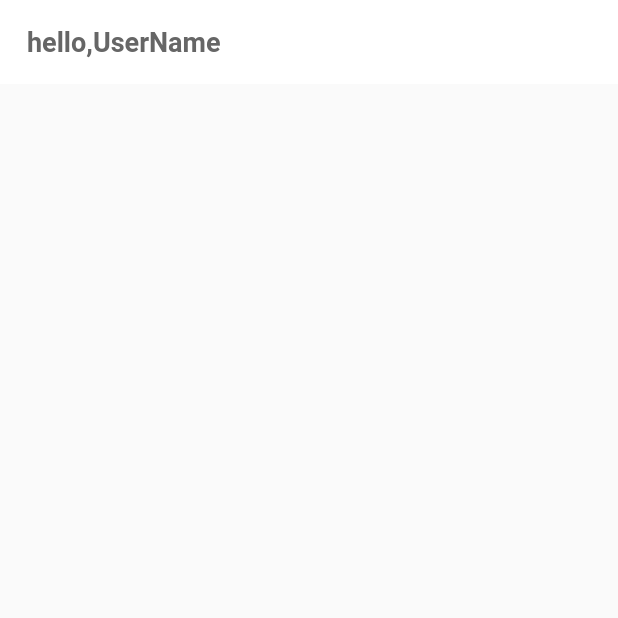
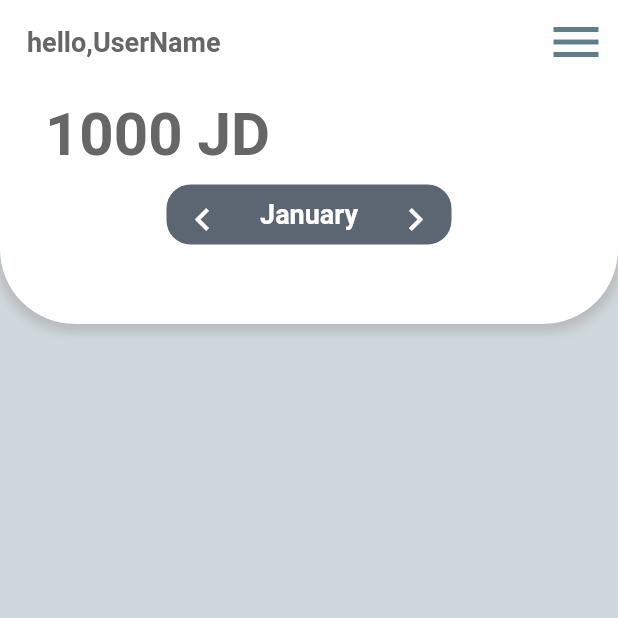
Before and after one commit to abdullah-taqiaddin/MyBudgeteer, a Flutter app: the BudgetPage screen opened directly, on a phone screen of 412 x 824 dp, the top half of it. Run offline on Flutter 3.47's test engine with Material 2 defaults, Android fonts, the phone set to English and light mode, and no system bars; our stand-ins replace firebase_auth, firebase_core, google_fonts, google_sign_in; accounts and stored records are empty.

Commit message:
Updated Budget page

```diff
--- a/lib/pages/budget_page.dart
+++ b/lib/pages/budget_page.dart
@@ -1,4 +1,5 @@
 import 'package:flutter/material.dart';
+import 'package:testapp/component/right_drawer.dart';
 
 class BudgetPage extends StatefulWidget {
   const BudgetPage({Key? key}) : super(key: key);
@@ -7,11 +8,29 @@ class BudgetPage extends StatefulWidget {
   State<BudgetPage> createState() => _BudgetPageState();
 }
 
+List<String> months = [
+  'January',
+  'February',
+  'March',
+  'April',
+  'May',
+  'June',
+  'July',
+  'August',
+  'September',
+  'October',
+  'November',
+  'December'
+];
+
+int selectedMonthIndex=0;
+
 class _BudgetPageState extends State<BudgetPage> {
   @override
   Widget build(BuildContext context) {
     return SafeArea(
       child: Scaffold(
+        backgroundColor: Colors.blueGrey[100],
       appBar: AppBar(
       automaticallyImplyLeading: false,
       iconTheme: IconThemeData(color: Colors.blueGrey, size: 40),
@@ -29,10 +48,107 @@ class _BudgetPageState extends State<BudgetPage> {
       ),
     ),
 
+        //to add drawer on the right use (endDrawer)
+        endDrawer: RightDrawer(),
+
+
+        //Container
+          body: Column(children: [
+            Container(
+              width: 500,
+              height: 160,
+              decoration: BoxDecoration(
+                color: Colors.white,
+                borderRadius: BorderRadius.only(
+                  bottomLeft: Radius.circular(50),
+                  bottomRight: Radius.circular(50),
+                ),
+                boxShadow: [
+                  BoxShadow(
+                    color: Colors.grey.withOpacity(0.5),
+                    spreadRadius: 2,
+                    blurRadius: 5,
+                    offset: Offset(0, 3), // changes position of shadow
+                  ),
+                ],
+              ),
+              child: Column(
+                children: [
+                  Padding(
+                    padding: const EdgeInsets.symmetric(
+                        horizontal: 20, vertical: 10),
+                    child: Row(
+                      children: [
+                        Text(
+                          " 1000 JD ",
+                          style: TextStyle(
+                              color: Color.fromRGBO(102, 102, 102, 1),
+
+                              fontSize: 40,
+                              fontWeight: FontWeight.bold),
+                        ),
+                      ],
+                    ),
+                  ),
+                  Center(
+                    child: Container(
+                      height: 40,
+                      width: 190,
+                      decoration: BoxDecoration(
+                          borderRadius: BorderRadius.circular(16),
+                          color: Color.fromRGBO(92, 102, 114, 1)),
+
+                      child:
+                      Row(
+                        mainAxisAlignment: MainAxisAlignment.spaceBetween,
+                        children: [
+                          IconButton(
+                            onPressed: () {
+                              setState(() {
+                                selectedMonthIndex = selectedMonthIndex == 0 ? 0 : selectedMonthIndex - 1;
+                              });
+                            },
+                            icon: Icon(
+                              Icons.chevron_left,
+                              color: Colors.white,
+                              size: 30,
+                            ),
+                          ),
+                          Center(
+                            child: Text(
+                              '${months[selectedMonthIndex]}',
+                              style: TextStyle(
+                                  fontSize: 18,
+                                  fontWeight: FontWeight.bold,
+                                  color: Colors.white),
+                            ),
+                          ),
+                          IconButton(
+                            onPressed: () {
+                              setState(() {
+                                selectedMonthIndex = selectedMonthIndex == 11 ? 11 : selectedMonthIndex + 1;
+                              });
+                            },
+                            icon: Icon(
+                              Icons.chevron_right,
+                              color: Colors.white,
+                              size: 30,
+                            ),
+                          ),
+                        ],
+                      ),
+                    ),
+
+                  ),
+                ],
+              ),
+            ),
 
 
 
-    ),
+          ]
+          ),
+      ),
     );
   }
 }
```
